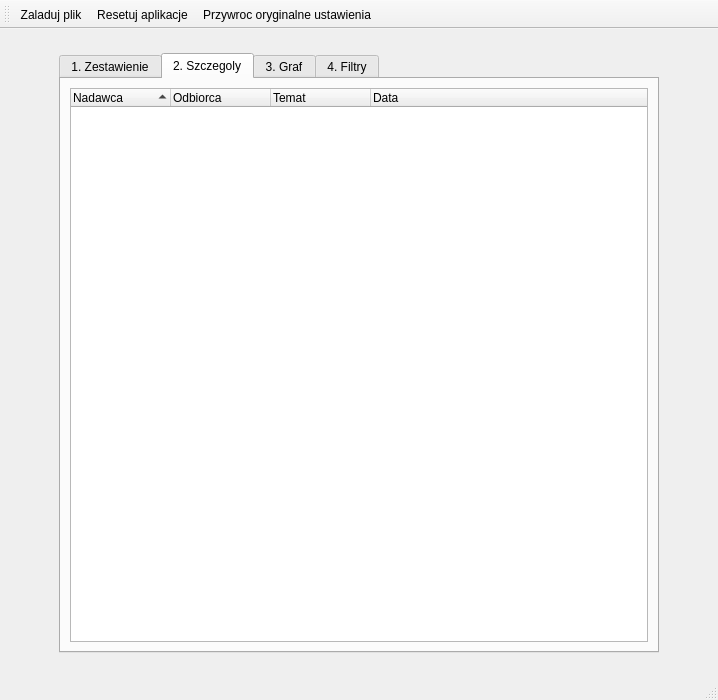
First picture: the form in src/views/mainwindow.ui, repository mdziekon/eiti-aisdi-business-relations-analysis, before the edit.
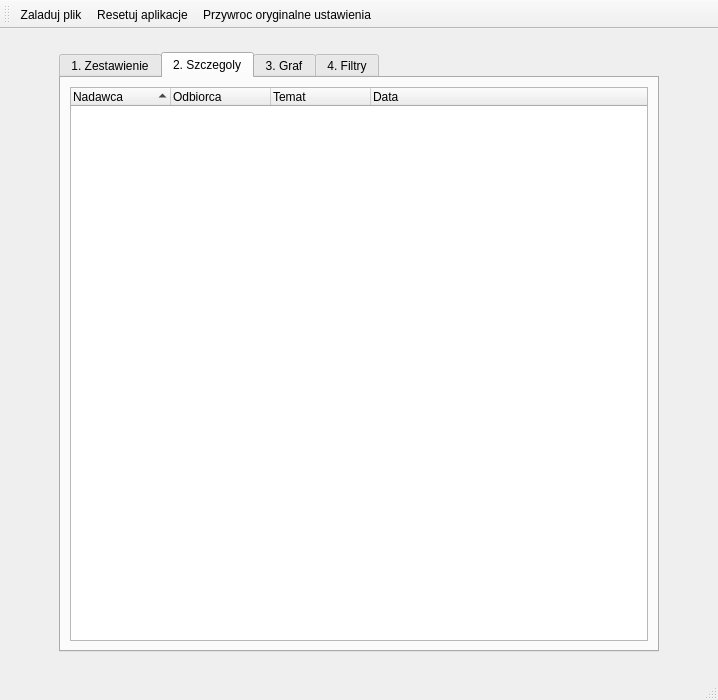
Second picture: the form after the edit. The open tabs and pages were chosen to show the change. Icons and pictures are not drawn.

```diff
--- a/src/views/mainwindow.ui
+++ b/src/views/mainwindow.ui
@@ -30,12 +30,18 @@
     <normaloff>:/images/32.png</normaloff>:/images/32.png</iconset>
   </property>
   <widget class="QWidget" name="centralwidget">
-   <layout class="QGridLayout" name="gridLayout">
-    <item row="0" column="0">
      <widget class="QTabWidget" name="tab_five">
       <property name="enabled">
        <bool>true</bool>
       </property>
+    <property name="geometry">
+     <rect>
+      <x>59</x>
+      <y>23</y>
+      <width>600</width>
+      <height>600</height>
+     </rect>
+    </property>
       <property name="sizePolicy">
        <sizepolicy hsizetype="Preferred" vsizetype="Preferred">
         <horstretch>0</horstretch>
@@ -186,9 +192,15 @@
        <attribute name="title">
         <string>2. Szczegoly</string>
        </attribute>
-       <layout class="QGridLayout" name="gridLayout_3">
+     <layout class="QGridLayout" name="gridLayout">
         <item row="0" column="0">
          <widget class="QTreeWidget" name="treeWidget_MailList">
+        <property name="maximumSize">
+         <size>
+          <width>16777215</width>
+          <height>16777215</height>
+         </size>
+        </property>
           <property name="frameShadow">
            <enum>QFrame::Plain</enum>
           </property>
@@ -484,8 +496,6 @@
        </layout>
       </widget>
      </widget>
-    </item>
-   </layout>
   </widget>
   <widget class="QStatusBar" name="statusbar"/>
   <widget class="QToolBar" name="toolBar">
```
Left out of the diff: 10 changed lines with no effect on the pictures. Lines whose indentation alone changed are shown as unchanged.
